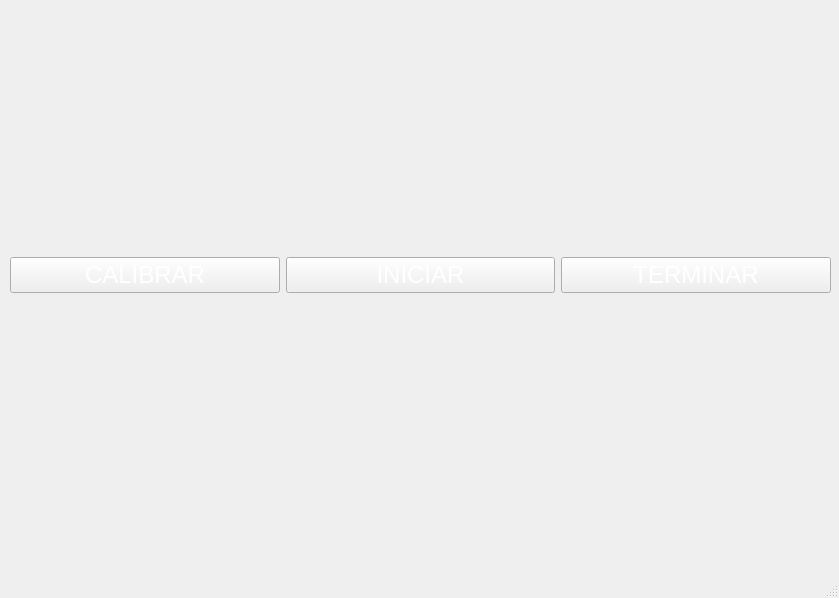
Before: the Qt Designer form proyectoISIS/ventana1ui.ui in danielrealesp/Distance, drawn with Qt 5.
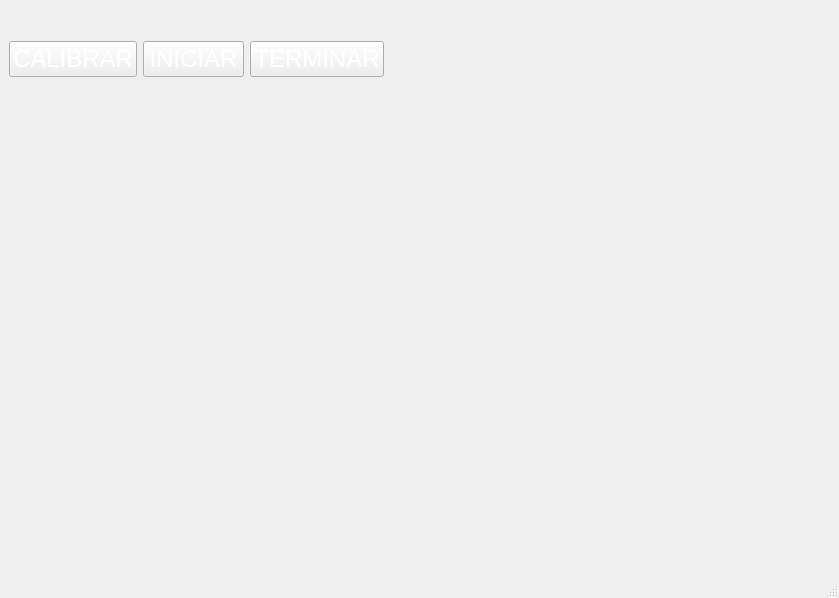
After: the same form once the commit is applied. Icons and pictures are not drawn.

The edit to the form file:
```diff
--- a/proyectoISIS/ventana1ui.ui
+++ b/proyectoISIS/ventana1ui.ui
@@ -22,10 +22,10 @@
    <widget class="QWidget" name="verticalLayoutWidget">
     <property name="geometry">
      <rect>
-      <x>10</x>
-      <y>0</y>
-      <width>821</width>
-      <height>551</height>
+      <x>9</x>
+      <y>-1</y>
+      <width>375</width>
+      <height>121</height>
      </rect>
     </property>
     <layout class="QVBoxLayout" name="verticalLayout">
```
